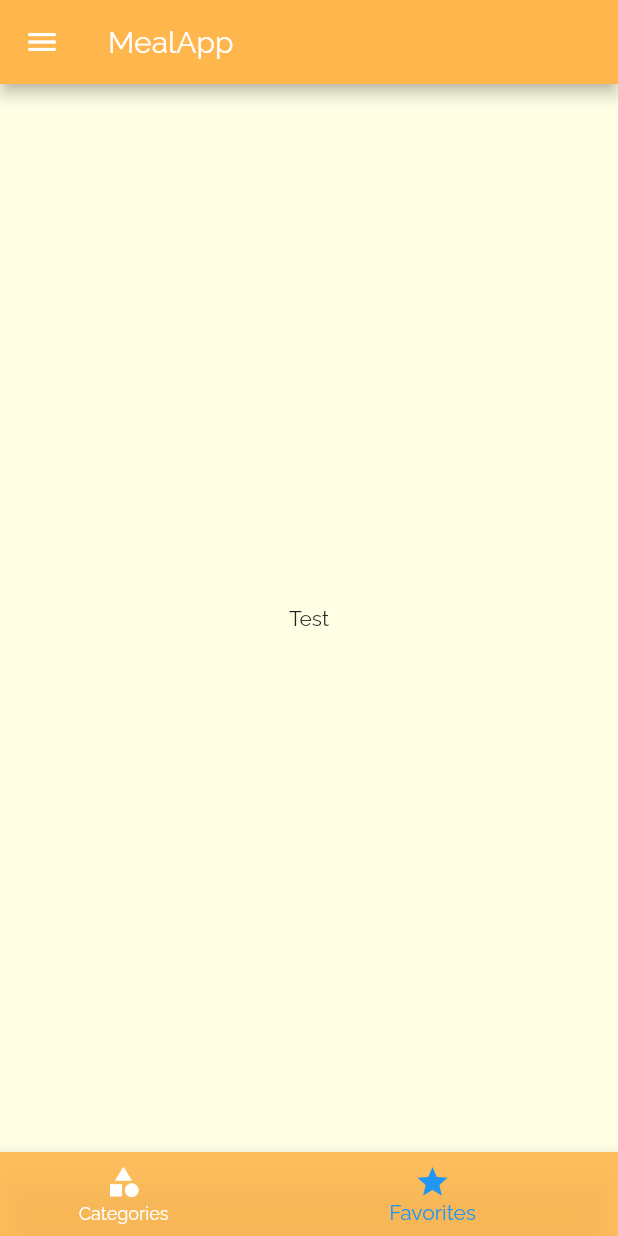
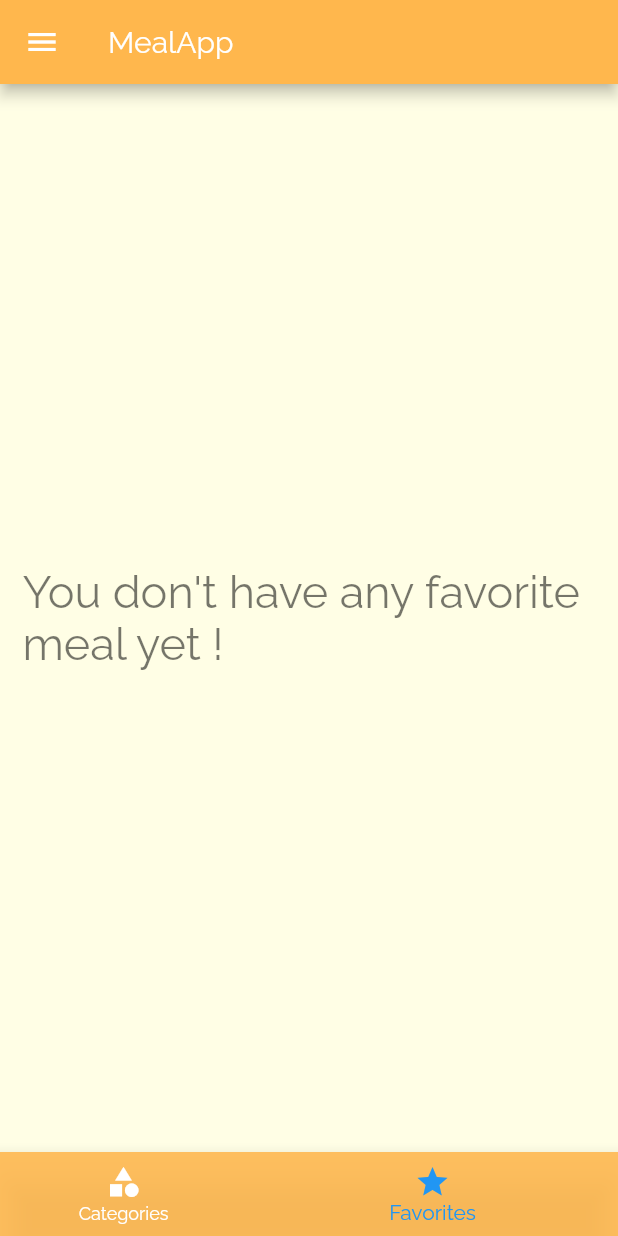
Before and after one commit to hoangankin2211/Flutter, a Flutter app: the screen it shows after launch, item 2 of the bottom bar chosen, on a phone screen of 412 x 824 dp. Run offline on Flutter 3.47's test engine with Material 2 defaults, Android fonts, the phone set to English and light mode, and no system bars; missing offline and left inert: dart:ffi.

Commit message:
Update-Finish-[11-5-2022]

```diff
--- a/meal_app/lib/main.dart
+++ b/meal_app/lib/main.dart
@@ -1,4 +1,5 @@
 import 'package:flutter/material.dart';
+import 'package:meal_app/dummy_data.dart';
 import './screens/categories_screen.dart';
 import './screens/categories_meal_screen.dart';
 import './screens/meal_item_detail_screen.dart';
@@ -10,8 +11,46 @@ void main() {
   runApp(const MyApp());
 }
 
-class MyApp extends StatelessWidget {
+class MyApp extends StatefulWidget {
   const MyApp({Key? key}) : super(key: key);
+
+  @override
+  State<MyApp> createState() => _MyAppState();
+}
+
+class _MyAppState extends State<MyApp> {
+  Map<String, bool> currentlyFilter = {
+    'gluten': false,
+    'lactose': false,
+    'vegan': false,
+    'vegetarian': false,
+  };
+  List<Meal> favoriteMeals = [];
+
+  void setFilters(Map<String, bool> selectedFilters) {
+    setState(() {
+      currentlyFilter = selectedFilters;
+    });
+  }
+
+  bool isExisting(Meal meal) {
+    return favoriteMeals.contains(meal);
+  }
+
+  void markFavorite(String mealID) {
+    final existingIndex =
+        favoriteMeals.indexWhere((element) => element.id == mealID);
+    if (existingIndex >= 0) {
+      setState(() {
+        favoriteMeals.removeAt(existingIndex);
+      });
+    } else {
+      setState(() {
+        favoriteMeals
+            .add(dummyMeal.firstWhere((element) => element.id == mealID));
+      });
+    }
+  }
 
   @override
   Widget build(BuildContext context) {
@@ -49,13 +88,14 @@ class MyApp extends StatelessWidget {
       // home: const CategoriesScreen(),
       initialRoute: '/',
       routes: {
-        '/': (context) => const TabsScreen(),
+        '/': (context) => TabsScreen(favoriteMeals: favoriteMeals),
         CategoriesMealScreen.routeName: (context) =>
-            const CategoriesMealScreen(),
-        MealItemDetailScreen.routeName: (context) =>
-            const MealItemDetailScreen(),
+            CategoriesMealScreen(filters: currentlyFilter),
+        MealItemDetailScreen.routeName: (context) => MealItemDetailScreen(
+            markFavorite: markFavorite, isExisting: isExisting),
         CategoriesScreen.routeName: (context) => const CategoriesScreen(),
-        FiltersScreen.routeName: (context) => const FiltersScreen(),
+        FiltersScreen.routeName: (context) => FiltersScreen(
+            selectFilter: setFilters, currentlyFilters: currentlyFilter),
       },
       onUnknownRoute: (settings) {
         return MaterialPageRoute(
--- a/meal_app/lib/screens/favorites_screen.dart
+++ b/meal_app/lib/screens/favorites_screen.dart
@@ -1,12 +1,58 @@
 import 'package:flutter/material.dart';
+import '../models/meal.dart';
+import '../widgets/meal_item.dart';
 
-class FavoritesScreen extends StatelessWidget {
-  const FavoritesScreen({Key? key}) : super(key: key);
+class FavoritesScreen extends StatefulWidget {
+  const FavoritesScreen({Key? key, required this.favoriteMeals})
+      : super(key: key);
+
+  final List<Meal> favoriteMeals;
+
+  @override
+  State<FavoritesScreen> createState() => _FavoritesScreenState();
+}
+
+class _FavoritesScreenState extends State<FavoritesScreen> {
+  void _removeItemFavorite(String id) {
+    setState(() {
+      widget.favoriteMeals.removeWhere((element) => element.id == id);
+    });
+  }
 
   @override
   Widget build(BuildContext context) {
-    return const Center(
-      child: Text('Test'),
-    );
+    return widget.favoriteMeals.isEmpty
+        ? Container(
+            padding: const EdgeInsets.only(left: 15),
+            alignment: Alignment.center,
+            child: Text(
+              'You don\'t have any favorite meal yet !',
+              style: Theme.of(context).textTheme.headline1,
+            ),
+          )
+        : Center(
+            child: ListView.builder(
+              itemBuilder: (ctx, index) {
+                return Stack(children: [
+                  MealItem(
+                    meal: widget.favoriteMeals[index],
+                    removeItem: _removeItemFavorite,
+                  ),
+                  Container(
+                      alignment: Alignment.topRight,
+                      padding: const EdgeInsets.only(right: 10, top: 10),
+                      child: IconButton(
+                        onPressed: () =>
+                            _removeItemFavorite(widget.favoriteMeals[index].id),
+                        icon: const Icon(
+                          Icons.delete,
+                          color: Colors.grey,
+                        ),
+                      )),
+                ]);
+              },
+              itemCount: widget.favoriteMeals.length,
+            ),
+          );
   }
 }
--- a/meal_app/lib/screens/tabs_screen.dart
+++ b/meal_app/lib/screens/tabs_screen.dart
@@ -5,25 +5,16 @@ import '../widgets/main_drawer.dart';
 import '../models/meal.dart';
 
 class TabsScreen extends StatefulWidget {
-  const TabsScreen({Key? key}) : super(key: key);
-
+  final List<Meal> favoriteMeals;
+  const TabsScreen({Key? key, required this.favoriteMeals}) : super(key: key);
   @override
   State<TabsScreen> createState() => _TabsScreenState();
 }
 
 class _TabsScreenState extends State<TabsScreen> {
-  final List<Map<String, Object>> _page = [
-    {
-      'title': 'Categories',
-      'widget': const CategoriesScreen(),
-      'icon': const Icon(Icons.category),
-    },
-    {
-      'title': 'Favorites',
-      'widget': const FavoritesScreen(),
-      'icon': const Icon(Icons.star),
-    },
-  ];
+  List<Map<String, Object>> _page = [];
+
+  List<Meal> favorites = [];
 
   int selectedIndex = 0;
 
@@ -31,6 +22,23 @@ class _TabsScreenState extends State<TabsScreen> {
     setState(() {
       selectedIndex = index;
     });
+  }
+
+  @override
+  void initState() {
+    super.initState();
+    _page = [
+      {
+        'title': 'Categories',
+        'widget': const CategoriesScreen(),
+        'icon': const Icon(Icons.category),
+      },
+      {
+        'title': 'Favorites',
+        'widget': FavoritesScreen(favoriteMeals: widget.favoriteMeals),
+        'icon': const Icon(Icons.star),
+      },
+    ];
   }
 
   @override
```
Also changed, not shown: meal_app/lib/screens/categories_meal_screen.dart (+18 -5 lines), meal_app/lib/screens/filters-screen.dart (+31 -1 lines), meal_app/lib/screens/meal_item_detail_screen.dart (+9 -25 lines), meal_app/lib/widgets/meal_item.dart (+25 -13 lines).
